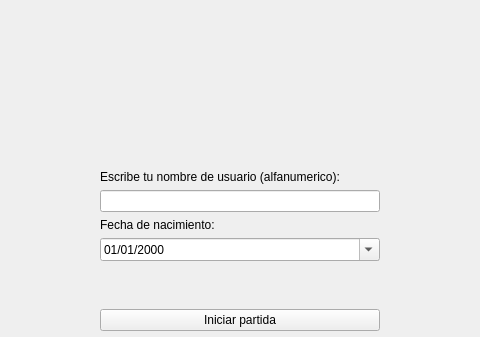
Above: Tareas/T3/cliente/ventanas/inicio.ui from agucova/IIC2233 before the change; both pictures show x 170 to 650 and y 0 to 337 of the 849 by 486 pixel window. Below: the same form after it.
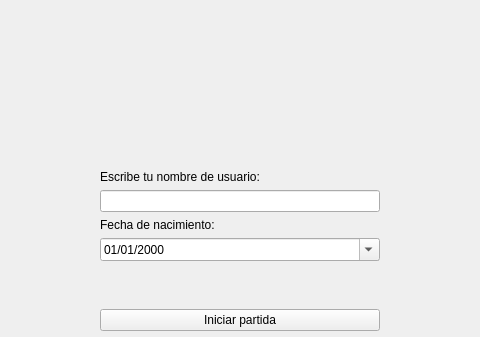
That is the form after the change. Icons and pictures are not drawn.

The edit to the form file:
```diff
--- a/Tareas/T3/cliente/ventanas/inicio.ui
+++ b/Tareas/T3/cliente/ventanas/inicio.ui
@@ -103,7 +103,7 @@
      <item row="0" column="0">
       <widget class="QLabel" name="label">
        <property name="text">
-        <string>Escribe tu nombre de usuario (alfanumerico):</string>
+        <string>Escribe tu nombre de usuario:</string>
        </property>
       </widget>
      </item>
```
